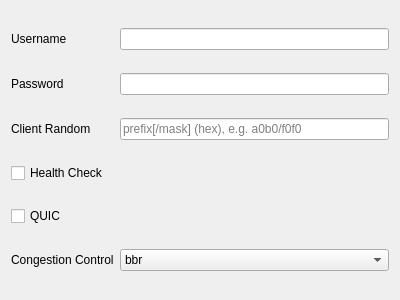
Before: the Qt Designer form include/ui/profile/edit_trusttunnel.ui in parhelia512/nekoray-win7, drawn with Qt 5.
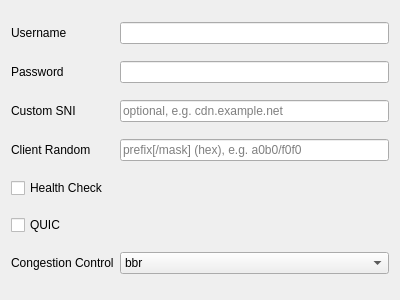
After: the same form once the commit is applied.

Commit message: trusttunnel: chrome fingerprint by default, import official deep links (#1881)

The edit to the form file:
```diff
--- a/include/ui/profile/edit_trusttunnel.ui
+++ b/include/ui/profile/edit_trusttunnel.ui
@@ -22,13 +22,30 @@
     </widget>
    </item>
    <item row="2" column="0">
+    <widget class="QLabel" name="label_5">
+     <property name="text">
+      <string>Custom SNI</string>
+     </property>
+    </widget>
+   </item>
+   <item row="2" column="1">
+    <widget class="QLineEdit" name="custom_sni">
+     <property name="toolTip">
+      <string>Server name sent in the TLS ClientHello instead of the TLS server name, which is still used to verify the certificate; not compatible with ECH or REALITY</string>
+     </property>
+     <property name="placeholderText">
+      <string>optional, e.g. cdn.example.net</string>
+     </property>
+    </widget>
+   </item>
+   <item row="3" column="0">
     <widget class="QLabel" name="label_4">
      <property name="text">
       <string>Client Random</string>
      </property>
     </widget>
    </item>
-   <item row="2" column="1">
+   <item row="3" column="1">
     <widget class="QLineEdit" name="client_random">
      <property name="toolTip">
       <string>TLS ClientHello random prefix required by the server's client_random_prefix rule; not compatible with ECH or REALITY</string>
@@ -38,7 +55,7 @@
      </property>
     </widget>
    </item>
-   <item row="3" column="0">
+   <item row="4" column="0">
     <widget class="QCheckBox" name="health_check">
      <property name="text">
       <string>Health Check</string>
@@ -58,7 +75,7 @@
      </property>
     </widget>
    </item>
-   <item row="5" column="1">
+   <item row="6" column="1">
     <widget class="QComboBox" name="congestion_control">
      <item>
       <property name="text">
@@ -92,14 +109,14 @@
      </item>
     </widget>
    </item>
-   <item row="5" column="0">
+   <item row="6" column="0">
     <widget class="QLabel" name="label_3">
      <property name="text">
       <string>Congestion Control</string>
      </property>
     </widget>
    </item>
-   <item row="4" column="0">
+   <item row="5" column="0">
     <widget class="QCheckBox" name="quic">
      <property name="text">
       <string>QUIC</string>
```
Left out of the diff: 1 changed line with no effect on the pictures. The commit also changes 4 other files.
